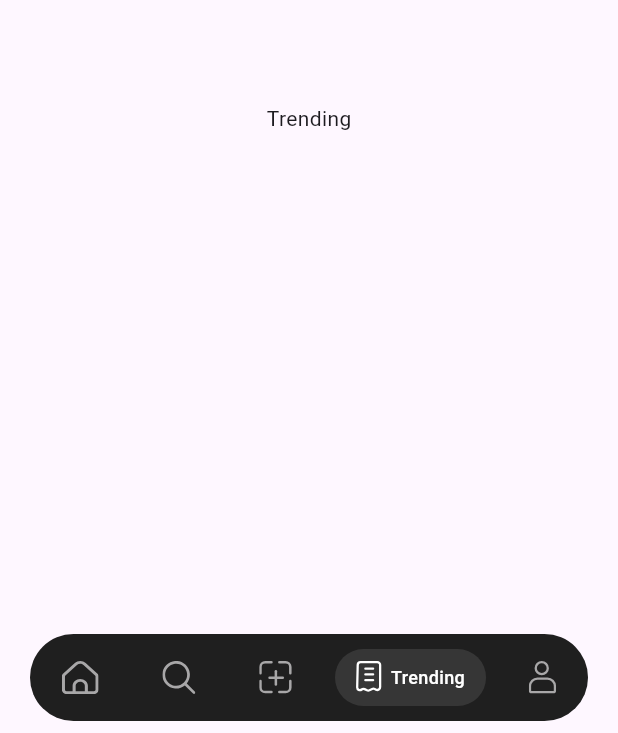
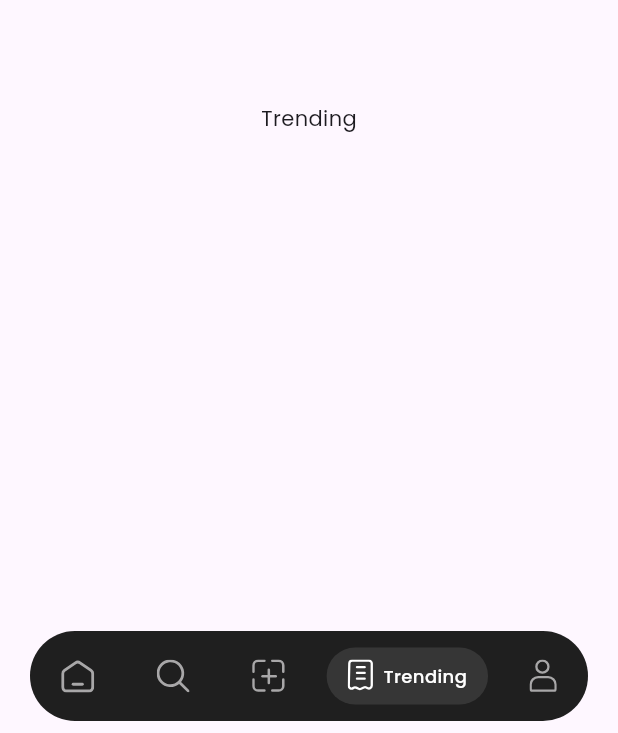
Before and after one commit to Flutter-Kanpur/readmeApp, a Flutter app: the screen it shows after launch, item 4 of the bottom bar chosen, on a phone screen of 412 x 824 dp. Shown: the part 500-1233 px from the top of the screen. Run offline on Flutter 3.47's test engine with Material 3 defaults, Android fonts, the phone set to English and light mode, and no system bars; our stand-ins replace flutter_screenutil, flutter_svg, google_fonts.

Commit message:
#COMMENT bottom navbar refracted and screen util added

```diff
--- a/lib/main.dart
+++ b/lib/main.dart
@@ -1,5 +1,8 @@
 import 'package:flutter/material.dart';
+import 'package:flutter_screenutil/flutter_screenutil.dart';
 import 'package:readme_blogapp/features/home_page/home_screen.dart';
+import 'package:google_fonts/google_fonts.dart';
+
 
 void main() {
   runApp(const MyApp());
@@ -8,15 +11,23 @@ void main() {
 class MyApp extends StatelessWidget {
   const MyApp({super.key});
 
-  // This widget is the root of your application.
+
   @override
   Widget build(BuildContext context) {
+    return ScreenUtilInit(
+      designSize: const Size(375, 812),
+        minTextAdapt: true,
+        builder: (context, child) {
           return MaterialApp(
+            debugShowCheckedModeBanner: false,
             title: 'Flutter Demo',
             theme: ThemeData(
+              textTheme: GoogleFonts.poppinsTextTheme(),
               colorScheme: .fromSeed(seedColor: Colors.deepPurple),
             ),
             home: const HomeScreen(),
           );
+        },
+    );
   }
 }
--- a/lib/shared/widgets/bottom_navbar.dart
+++ b/lib/shared/widgets/bottom_navbar.dart
@@ -1,4 +1,5 @@
 import 'package:flutter/material.dart';
+import 'package:flutter_screenutil/flutter_screenutil.dart';
 import 'package:flutter_svg/flutter_svg.dart';
 import 'package:readme_blogapp/core/utils/assets_path.dart';
 
@@ -18,6 +19,7 @@ class BottomNavbar extends StatelessWidget {
       child: ClipRRect(
         borderRadius: BorderRadius.circular(30.0),
         child: Container(
+          height: 60,
           color: Color(0xff1F1F1F),
           padding: const EdgeInsets.symmetric(vertical: 10),
           child: Row(
@@ -57,11 +59,11 @@ class BottomNavbar extends StatelessWidget {
               ),
             ),
             if (isSelected) ...[
-              const SizedBox(width: 6),
+               SizedBox(width: 6.w),
               Text(
                 _labelForIndex(index),
-                style: const TextStyle(
-                  color: Color(0xffFFFFFF),
+                style: TextStyle(
+                  color: const Color(0xffFFFFFF),
                   fontSize: 12,
                   fontWeight: FontWeight.w500,
                 ),
--- a/pubspec.yaml
+++ b/pubspec.yaml
@@ -36,6 +36,8 @@ dependencies:
   # Use with the CupertinoIcons class for iOS style icons.
   cupertino_icons: ^1.0.8
   flutter_svg: ^2.2.3
+  google_fonts: ^7.0.2
+  flutter_screenutil: ^5.9.3
 
 dev_dependencies:
   flutter_test:
```
Also changed, not shown: assets/images/home.svg, assets/images/search.svg, pubspec.lock. Lines whose indentation alone changed are shown as unchanged.
